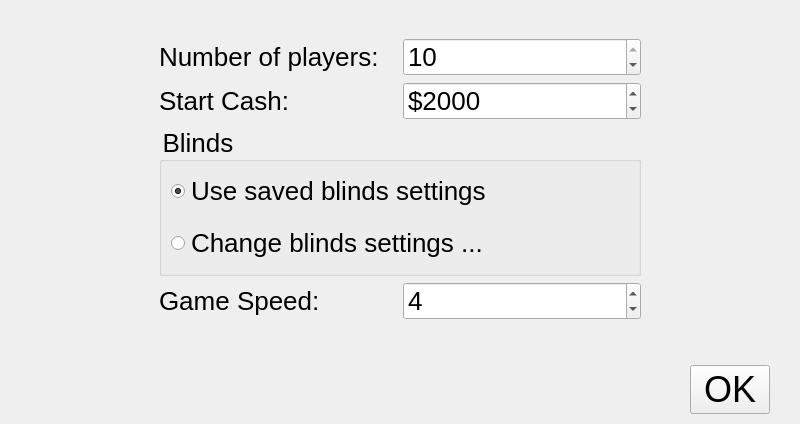
Old version of the form src/gui/qt/gui_800x480/newgamedialog_800x480.ui in the repository pokerth/pokerth.
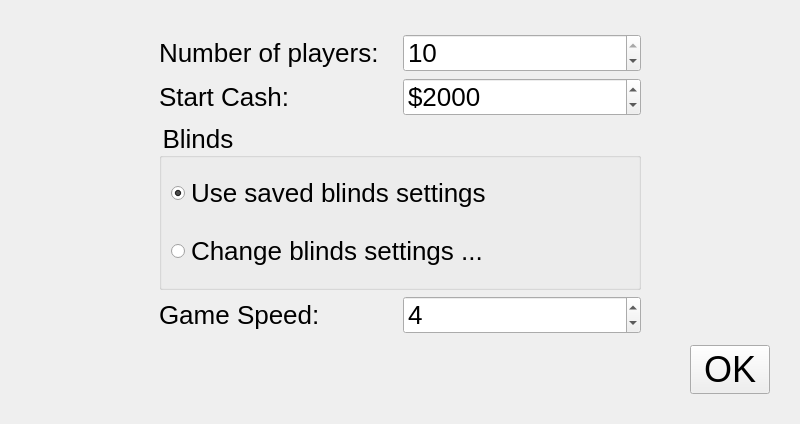
New version of the form. Icons and pictures are not drawn.

Commit message: mobile gui fixes, better keycode BACK handling

```diff
--- a/src/gui/qt/gui_800x480/newgamedialog_800x480.ui
+++ b/src/gui/qt/gui_800x480/newgamedialog_800x480.ui
@@ -29,21 +29,9 @@
    <string notr="true">QObject {font: 26px}</string>
   </property>
   <layout class="QVBoxLayout" name="verticalLayout">
-   <property name="spacing">
-    <number>16</number>
-   </property>
-   <property name="leftMargin">
+   <property name="margin">
     <number>30</number>
    </property>
-   <property name="topMargin">
-    <number>10</number>
-   </property>
-   <property name="rightMargin">
-    <number>30</number>
-   </property>
-   <property name="bottomMargin">
-    <number>10</number>
-   </property>
    <item>
     <spacer name="verticalSpacer_2">
      <property name="orientation">
@@ -93,6 +81,12 @@
         <enum>QFrame::Plain</enum>
        </property>
        <layout class="QGridLayout" name="gridLayout">
+        <property name="topMargin">
+         <number>0</number>
+        </property>
+        <property name="bottomMargin">
+         <number>0</number>
+        </property>
         <item row="0" column="0">
          <layout class="QHBoxLayout" name="horizontalLayout_2">
           <item>
@@ -260,6 +254,9 @@
    </item>
    <item>
     <layout class="QHBoxLayout" name="horizontalLayout_5">
+     <property name="spacing">
+      <number>0</number>
+     </property>
      <item>
       <spacer name="horizontalSpacer_4">
        <property name="orientation">
@@ -298,19 +295,6 @@
      </item>
     </layout>
    </item>
-   <item>
-    <spacer name="verticalSpacer">
-     <property name="orientation">
-      <enum>Qt::Vertical</enum>
-     </property>
-     <property name="sizeHint" stdset="0">
-      <size>
-       <width>497</width>
-       <height>0</height>
-      </size>
-     </property>
-    </spacer>
-   </item>
   </layout>
  </widget>
  <tabstops>
```
Left out of the diff: 2 changed lines with no effect on the pictures. The commit also changes 5 other files.
